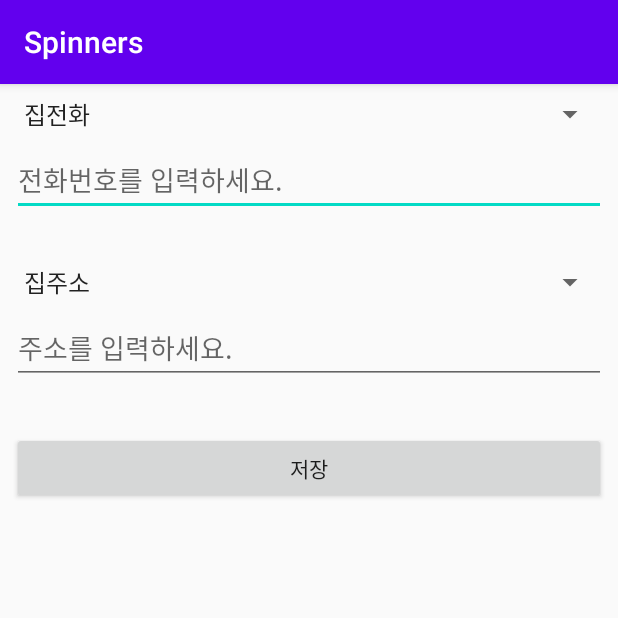
After one commit to eastheat10/Python-homework, an Android app: the SpinnersActivity screen opened directly, with no data from a screen before it, on a phone screen of 412 x 824 dp, the top half of it. The commit adds this screen. Run offline under Robolectric (Android 15) with nearby library versions, the phone set to English and light mode, and no system bars.

Commit message:
모바일프로그래밍 과제01

```diff
--- /dev/null
+++ b/app/src/main/java/net/skhu/SpinnersActivity.java
@@ -0,0 +1,56 @@
+package net.skhu;
+
+import androidx.appcompat.app.AppCompatActivity;
+import android.os.Bundle;
+import android.view.View;
+import android.widget.AdapterView;
+import android.widget.ArrayAdapter;
+import android.widget.Button;
+import android.widget.Spinner;
+import android.widget.Toast;
+
+public class SpinnersActivity extends AppCompatActivity {
+
+    private Spinner spinner;
+
+    @Override
+    protected void onCreate(Bundle savedInstanceState) {
+        super.onCreate(savedInstanceState);
+        setContentView(R.layout.activity_spinners);
+
+        final String[] stringArray = { "집주소", "직장주소", "기타" };
+        ArrayAdapter<String> adapter =
+                new ArrayAdapter<String>(this, android.R.layout.simple_spinner_item, stringArray);
+        adapter.setDropDownViewResource(android.R.layout.simple_spinner_dropdown_item);
+        final Spinner spinner = (Spinner) findViewById(R.id.spinner_addressType);
+        spinner.setAdapter(adapter);
+
+        spinner.setOnItemSelectedListener(new AdapterView.OnItemSelectedListener() {
+            @Override
+            public void onItemSelected(AdapterView<?> parent, View view, int position, long id) {
+                Toast.makeText(SpinnersActivity.this,"선택된 항목 : "+spinner.getSelectedItem().toString() ,Toast.LENGTH_LONG).show();
+            }
+            @Override
+            public void onNothingSelected(AdapterView<?> parent) { }
+        });
+
+        View.OnClickListener listener1 = new View.OnClickListener() {
+            @Override
+            public void onClick(View view) {
+                Spinner spinner1 = (Spinner) findViewById(R.id.spinner_phoneType);
+                int index1 = spinner1.getSelectedItemPosition();
+                String text1 = spinner1.getSelectedItem().toString();
+
+                Spinner spinner2 = (Spinner) findViewById(R.id.spinner_addressType);
+                int index2 = spinner2.getSelectedItemPosition();
+                String text2 = spinner2.getSelectedItem().toString();
+
+                String s = String.format("전화:%s(%d)   주소:%s(%d)", text1, index1, text2, index2);
+                Toast.makeText(SpinnersActivity.this, s, Toast.LENGTH_SHORT).show();
+            }
+        };
+        Button button = (Button) findViewById(R.id.btnSave);
+        button.setOnClickListener(listener1);
+    }
+
+}
--- /dev/null
+++ b/app/src/main/res/layout/activity_spinners.xml
@@ -0,0 +1,81 @@
+<?xml version="1.0" encoding="utf-8"?>
+<androidx.constraintlayout.widget.ConstraintLayout xmlns:android="http://schemas.android.com/apk/res/android"
+    xmlns:app="http://schemas.android.com/apk/res-auto"
+    xmlns:tools="http://schemas.android.com/tools"
+    android:layout_width="match_parent"
+    android:layout_height="match_parent"
+    tools:context=".SpinnersActivity">
+
+    <Spinner
+        android:id="@+id/spinner_phoneType"
+        android:layout_width="match_parent"
+        android:layout_height="wrap_content"
+        android:layout_marginStart="8dp"
+        android:layout_marginLeft="8dp"
+        android:layout_marginTop="8dp"
+        android:layout_marginEnd="8dp"
+        android:layout_marginRight="8dp"
+        android:entries="@array/phoneTypes"
+        app:layout_constraintEnd_toEndOf="parent"
+        app:layout_constraintStart_toStartOf="parent"
+        app:layout_constraintTop_toTopOf="parent" />
+
+    <EditText
+        android:id="@+id/editText_phone"
+        android:layout_width="0dp"
+        android:layout_height="wrap_content"
+        android:layout_marginStart="8dp"
+        android:layout_marginLeft="8dp"
+        android:layout_marginTop="8dp"
+        android:layout_marginEnd="8dp"
+        android:layout_marginRight="8dp"
+        android:ems="10"
+        android:hint="@string/input_phone"
+        android:inputType="phone"
+        app:layout_constraintEnd_toEndOf="parent"
+        app:layout_constraintStart_toStartOf="parent"
+        app:layout_constraintTop_toBottomOf="@+id/spinner_phoneType" />
+
+    <Spinner
+        android:id="@+id/spinner_addressType"
+        android:layout_width="0dp"
+        android:layout_height="wrap_content"
+        android:layout_marginStart="8dp"
+        android:layout_marginLeft="8dp"
+        android:layout_marginTop="32dp"
+        android:layout_marginEnd="8dp"
+        android:layout_marginRight="8dp"
+        app:layout_constraintEnd_toEndOf="parent"
+        app:layout_constraintStart_toStartOf="parent"
+        app:layout_constraintTop_toBottomOf="@+id/editText_phone" />
+
+    <EditText
+        android:id="@+id/editText_adress"
+        android:layout_width="0dp"
+        android:layout_height="wrap_content"
+        android:layout_marginStart="8dp"
+        android:layout_marginLeft="8dp"
+        android:layout_marginTop="8dp"
+        android:layout_marginEnd="8dp"
+        android:layout_marginRight="8dp"
+        android:ems="10"
+        android:hint="@string/input_adress"
+        android:inputType="text"
+        app:layout_constraintEnd_toEndOf="parent"
+        app:layout_constraintStart_toStartOf="parent"
+        app:layout_constraintTop_toBottomOf="@+id/spinner_addressType" />
+
+    <Button
+        android:id="@+id/btnSave"
+        android:layout_width="0dp"
+        android:layout_height="wrap_content"
+        android:layout_marginStart="8dp"
+        android:layout_marginLeft="8dp"
+        android:layout_marginTop="32dp"
+        android:layout_marginEnd="8dp"
+        android:layout_marginRight="8dp"
+        android:text="@string/save"
+        app:layout_constraintEnd_toEndOf="parent"
+        app:layout_constraintStart_toStartOf="parent"
+        app:layout_constraintTop_toBottomOf="@+id/editText_adress" />
+</androidx.constraintlayout.widget.ConstraintLayout>
--- a/app/src/main/res/values/strings.xml
+++ b/app/src/main/res/values/strings.xml
@@ -24,4 +24,28 @@
     <string name="radioDog">강아지</string>
     <string name="radioOwl">부엉이</string>
     <string name="action_checkboxes">체크박스</string>
+    <string name="input_phone">전화번호를 입력하세요.</string>
+    <string name="input_adress">주소를 입력하세요.</string>
+    <string name="action_spinners">Spinners</string>
+    <string-array name="phoneTypes">
+        <item>집전화</item>
+        <item>사무실전화</item>
+        <item>휴대폰</item>
+        <item>기타</item>
+    </string-array>
+    <string-array name="animals">
+        <item>고양이</item>
+        <item>강아지</item>
+        <item>부엉이</item>
+    </string-array>
+    <string name="action_alerts">Alerts</string>
+    <string name="saveSuccess">저장 성공</string>
+    <string name="close">닫기</string>
+    <string name="confirm">확인</string>
+    <string name="doYouWantToDelete">삭제하시겠습니까?</string>
+    <string name="yes">예</string>
+    <string name="no">아니오</string>
+    <string name="selectAnimal">동물 선택</string>
+    <string name="cancel">취소</string>
+
 </resources>
--- a/app/src/main/res/values/styles.xml
+++ b/app/src/main/res/values/styles.xml
@@ -6,6 +6,7 @@
         <item name="colorPrimary">@color/colorPrimary</item>
         <item name="colorPrimaryDark">@color/colorPrimaryDark</item>
         <item name="colorAccent">@color/colorAccent</item>
+        <item name="textAllCaps">false</item>
     </style>
 
 </resources>
```
Also changed, not shown: app/src/main/AndroidManifest.xml (+9 -1 lines), app/src/main/java/net/skhu/AlertsActivity.java (added, +104 -0 lines), app/src/main/java/net/skhu/MainActivity.java (+8 -0 lines), app/src/main/res/layout/activity_alerts.xml (added, +84 -0 lines), app/src/main/res/menu/menu_main.xml (+11 -1 lines).
